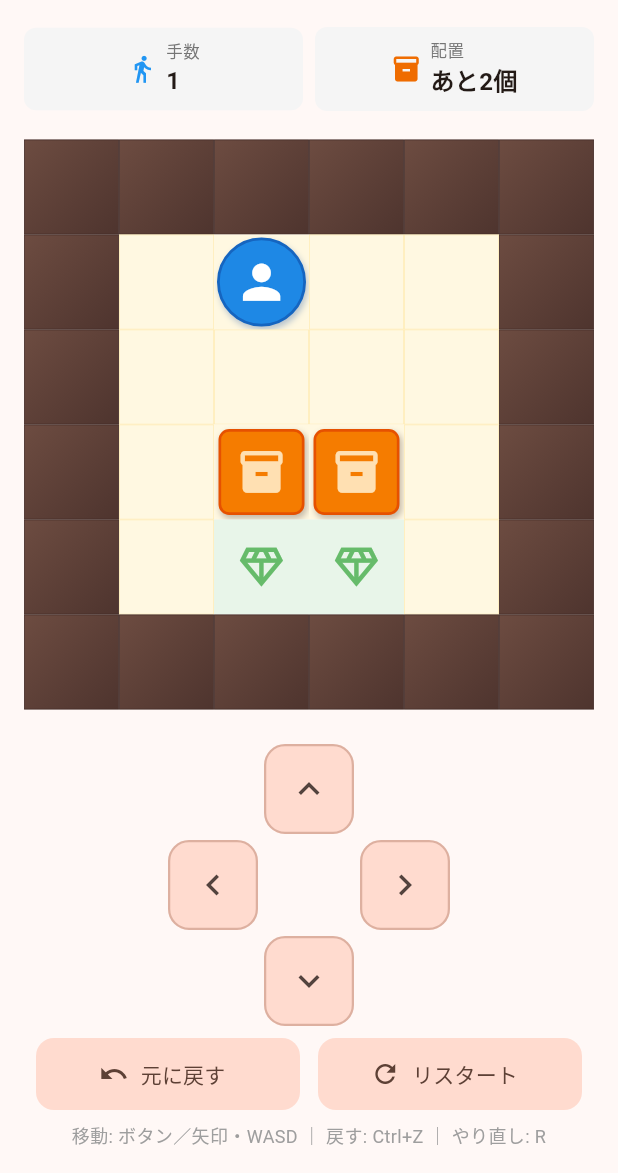
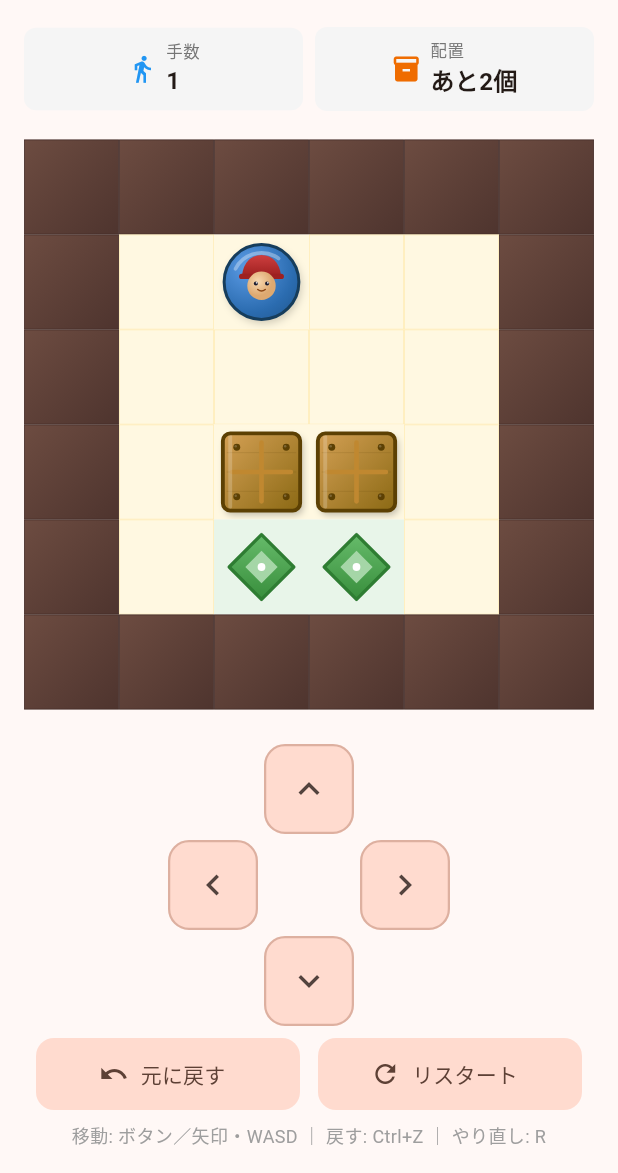
Before and after one commit to mozuq-lab/sokoban-app, a Flutter app: the screen it shows after launch, after a tap on the "keyboard arrow up" icon, on a phone screen of 412 x 824 dp, the part 63-1236 px from its top. Run offline on Flutter 3.47's test engine with Material 3 defaults, Android fonts, the phone set to English and light mode, and no system bars.

Commit message:
feat: プレイヤー・箱・ゴールをCustomPainterで描画し仮アイコン感を解消する (#32)
Material Iconsに依存していたプレイヤー（Icons.person）、箱（Icons.inventory_2）、
ゴール（Icons.diamond_outlined）をCustomPainterベースの描画に置き換え、
プレースホルダーアイコンの印象を解消した。

- プレイヤー: グラデーション付き円形トークンに帽子・顔を描画
- 箱: 木目風グラデーション、十字板張り、四隅の鋲、ベベルハイライト
- ゴール上の箱: 緑色テーマ + チェック印
- ゴール: 同心ひし形ターゲットマーカー
- テスト: find.byType(PlayerWidget/BoxWidget)に移行し全97件パス

Co-authored-by: Claude Opus 4.6 (1M context) <noreply@anthropic.com>

```diff
--- /dev/null
+++ b/lib/features/game/presentation/game_painters.dart
@@ -0,0 +1,407 @@
+import 'dart:math' as math;
+
+import 'package:flutter/material.dart';
+
+/// 盤面上のプレイヤーを描画するウィジェット。
+///
+/// テスト等で `find.byType(PlayerWidget)` として検索可能。
+class PlayerWidget extends StatelessWidget {
+  const PlayerWidget({super.key});
+
+  @override
+  Widget build(BuildContext context) {
+    return CustomPaint(painter: const _PlayerPainter());
+  }
+}
+
+/// 盤面上の箱を描画するウィジェット。
+///
+/// [onGoal] が true のときはゴール配置済みの見た目になる。
+/// テスト等で `find.byType(BoxWidget)` として検索可能。
+class BoxWidget extends StatelessWidget {
+  const BoxWidget({super.key, this.onGoal = false});
+
+  final bool onGoal;
+
+  @override
+  Widget build(BuildContext context) {
+    return CustomPaint(painter: _CratePainter(onGoal: onGoal));
+  }
+}
+
+/// 盤面上のゴールマーカーを描画するウィジェット。
+class GoalMarkerWidget extends StatelessWidget {
+  const GoalMarkerWidget({super.key});
+
+  @override
+  Widget build(BuildContext context) {
+    return CustomPaint(painter: const _GoalMarkerPainter());
+  }
+}
+
+// ---------------------------------------------------------------------------
+// Painters
+// ---------------------------------------------------------------------------
+
+/// プレイヤー（倉庫番の作業員）を描画する。
+///
+/// 円形のゲームトークン風。上部にハイライト、中央に顔を描く。
+class _PlayerPainter extends CustomPainter {
+  const _PlayerPainter();
+
+  @override
+  void paint(Canvas canvas, Size size) {
+    final w = size.width;
+    final h = size.height;
+    final cx = w / 2;
+    final cy = h / 2;
+    final r = math.min(w, h) * 0.42;
+
+    // --- 影 ---
+    canvas.drawCircle(
+      Offset(cx + r * 0.06, cy + r * 0.10),
+      r,
+      Paint()
+        ..color = const Color(0x33000000)
+        ..maskFilter = const MaskFilter.blur(BlurStyle.normal, 3),
+    );
+
+    // --- 本体（グラデーション円） ---
+    final bodyRect = Rect.fromCircle(center: Offset(cx, cy), radius: r);
+    canvas.drawCircle(
+      Offset(cx, cy),
+      r,
+      Paint()
+        ..shader = RadialGradient(
+          center: const Alignment(-0.35, -0.40),
+          radius: 1.1,
+          colors: [
+            const Color(0xFF5C9CE6), // 明るい青
+            const Color(0xFF2B6CB0), // 中間
+            const Color(0xFF1A4D80), // 暗い青
+          ],
+          stops: const [0.0, 0.55, 1.0],
+        ).createShader(bodyRect),
+    );
+
+    // --- 外枠 ---
+    canvas.drawCircle(
+      Offset(cx, cy),
+      r,
+      Paint()
+        ..style = PaintingStyle.stroke
+        ..strokeWidth = r * 0.08
+        ..color = const Color(0xFF163D5C),
+    );
+
+    // --- ハイライト弧 ---
+    final highlightPaint = Paint()
+      ..style = PaintingStyle.stroke
+      ..strokeWidth = r * 0.10
+      ..strokeCap = StrokeCap.round
+      ..color = const Color(0x55FFFFFF);
+    canvas.drawArc(
+      Rect.fromCircle(center: Offset(cx, cy), radius: r * 0.78),
+      -math.pi * 0.85,
+      math.pi * 0.55,
+      false,
+      highlightPaint,
+    );
+
+    // --- 帽子 ---
+    final capColor = const Color(0xFFD04040);
+    final capDark = const Color(0xFF9E2020);
+    // 帽子の本体
+    final capPath = Path()
+      ..moveTo(cx - r * 0.52, cy - r * 0.18)
+      ..quadraticBezierTo(cx - r * 0.45, cy - r * 0.70, cx, cy - r * 0.72)
+      ..quadraticBezierTo(cx + r * 0.45, cy - r * 0.70, cx + r * 0.52, cy - r * 0.18)
+      ..close();
+    canvas.drawPath(
+      capPath,
+      Paint()
+        ..shader = LinearGradient(
+          begin: Alignment.topCenter,
+          end: Alignment.bottomCenter,
+          colors: [capColor, capDark],
+        ).createShader(Rect.fromLTWH(cx - r * 0.5, cy - r * 0.75, r, r * 0.6)),
+    );
+    // つば
+    canvas.drawRRect(
+      RRect.fromRectAndRadius(
+        Rect.fromCenter(center: Offset(cx, cy - r * 0.15), width: r * 1.2, height: r * 0.14),
+        Radius.circular(r * 0.07),
+      ),
+      Paint()..color = capDark,
+    );
+
+    // --- 顔 ---
+    // 肌色ベース
+    canvas.drawCircle(
+      Offset(cx, cy + r * 0.10),
+      r * 0.38,
+      Paint()
+        ..shader = RadialGradient(
+          center: const Alignment(-0.25, -0.3),
+          colors: [
+            const Color(0xFFF8D8B0), // ハイライト肌色
+            const Color(0xFFDEA970), // 肌色
+          ],
+        ).createShader(
+          Rect.fromCircle(center: Offset(cx, cy + r * 0.10), radius: r * 0.38),
+        ),
+    );
+
+    // 目
+    final eyePaint = Paint()..color = const Color(0xFF1A1A2E);
+    canvas.drawCircle(Offset(cx - r * 0.15, cy + r * 0.04), r * 0.055, eyePaint);
+    canvas.drawCircle(Offset(cx + r * 0.15, cy + r * 0.04), r * 0.055, eyePaint);
+
+    // 目のハイライト
+    final eyeHighlight = Paint()..color = const Color(0xCCFFFFFF);
+    canvas.drawCircle(Offset(cx - r * 0.13, cy + r * 0.02), r * 0.025, eyeHighlight);
+    canvas.drawCircle(Offset(cx + r * 0.17, cy + r * 0.02), r * 0.025, eyeHighlight);
+
+    // 口（小さなカーブ）
+    final mouthPath = Path()
+      ..moveTo(cx - r * 0.10, cy + r * 0.20)
+      ..quadraticBezierTo(cx, cy + r * 0.28, cx + r * 0.10, cy + r * 0.20);
+    canvas.drawPath(
+      mouthPath,
+      Paint()
+        ..style = PaintingStyle.stroke
+        ..strokeWidth = r * 0.04
+        ..strokeCap = StrokeCap.round
+        ..color = const Color(0xFF8B4513),
+    );
+  }
+
+  @override
+  bool shouldRepaint(covariant CustomPainter oldDelegate) => false;
+}
+
+/// 木箱を描画する。[onGoal] で配置済みの見た目に変わる。
+class _CratePainter extends CustomPainter {
+  const _CratePainter({this.onGoal = false});
+
+  final bool onGoal;
+
+  @override
+  void paint(Canvas canvas, Size size) {
+    final w = size.width;
+    final h = size.height;
+    final inset = math.min(w, h) * 0.08;
+    final rect = Rect.fromLTWH(inset, inset, w - inset * 2, h - inset * 2);
+    final rr = RRect.fromRectAndRadius(rect, Radius.circular(w * 0.08));
+    final innerW = rect.width;
+    final innerH = rect.height;
+
+    // 色テーマ
+    final Color topLeft;
+    final Color bottomRight;
+    final Color borderColor;
+    final Color plankColor;
+    final Color highlightColor;
+
+    if (onGoal) {
+      topLeft = const Color(0xFF5DAA68);
+      bottomRight = const Color(0xFF2E7D32);
+      borderColor = const Color(0xFF1B5E20);
+      plankColor = const Color(0xFF4CAF50);
+      highlightColor = const Color(0x44FFFFFF);
+    } else {
+      topLeft = const Color(0xFFD4A054);
+      bottomRight = const Color(0xFF8B6914);
+      borderColor = const Color(0xFF5C4003);
+      plankColor = const Color(0xFFC08830);
+      highlightColor = const Color(0x33FFFFFF);
+    }
+
+    // --- 影 ---
+    canvas.drawRRect(
+      rr.shift(const Offset(1.5, 2.5)),
+      Paint()
+        ..color = const Color(0x40000000)
+        ..maskFilter = const MaskFilter.blur(BlurStyle.normal, 2.5),
+    );
+
+    // --- 本体（グラデーション） ---
+    canvas.drawRRect(
+      rr,
+      Paint()
+        ..shader = LinearGradient(
+          begin: Alignment.topLeft,
+          end: Alignment.bottomRight,
+          colors: [topLeft, bottomRight],
+        ).createShader(rect),
+    );
+
+    // --- 木目の横線 ---
+    final grainPaint = Paint()
+      ..style = PaintingStyle.stroke
+      ..strokeWidth = 0.5
+      ..color = borderColor.withValues(alpha: 0.2);
+    for (var i = 1; i <= 3; i++) {
+      final y = rect.top + innerH * (i / 4.0);
+      canvas.drawLine(
+        Offset(rect.left + innerW * 0.05, y),
+        Offset(rect.right - innerW * 0.05, y),
+        grainPaint,
+      );
+    }
+
+    // --- 十字の板張り ---
+    final plankPaint = Paint()
+      ..style = PaintingStyle.stroke
+      ..strokeWidth = innerW * 0.06
+      ..strokeCap = StrokeCap.round
+      ..color = plankColor;
+
+    // 横板
+    canvas.drawLine(
+      Offset(rect.left + innerW * 0.12, rect.top + innerH * 0.50),
+      Offset(rect.right - innerW * 0.12, rect.top + innerH * 0.50),
+      plankPaint,
+    );
+    // 縦板
+    canvas.drawLine(
+      Offset(rect.left + innerW * 0.50, rect.top + innerH * 0.12),
+      Offset(rect.left + innerW * 0.50, rect.bottom - innerH * 0.12),
+      plankPaint,
+    );
+
+    // --- ベベルハイライト（上・左辺） ---
+    final bevelPath = Path()
+      ..moveTo(rect.left + w * 0.08, rect.bottom - innerH * 0.05)
+      ..lineTo(rect.left + w * 0.08, rect.top + innerH * 0.05)
+      ..quadraticBezierTo(rect.left + w * 0.08, rect.top, rect.left + innerW * 0.08, rect.top)
+      ..lineTo(rect.right - innerW * 0.05, rect.top);
+    canvas.drawPath(
+      bevelPath,
+      Paint()
+        ..style = PaintingStyle.stroke
+        ..strokeWidth = innerW * 0.05
+        ..strokeCap = StrokeCap.round
+        ..color = highlightColor,
+    );
+
+    // --- 外枠 ---
+    canvas.drawRRect(
+      rr,
+      Paint()
+        ..style = PaintingStyle.stroke
+        ..strokeWidth = innerW * 0.05
+        ..color = borderColor,
+    );
+
+    // --- 四隅の鋲 ---
+    final nailPaint = Paint()..color = borderColor;
+    final nailHighlight = Paint()..color = highlightColor;
+    final nailR = innerW * 0.045;
+    final nailPositions = [
+      Offset(rect.left + innerW * 0.18, rect.top + innerH * 0.18),
+      Offset(rect.right - innerW * 0.18, rect.top + innerH * 0.18),
+      Offset(rect.left + innerW * 0.18, rect.bottom - innerH * 0.18),
+      Offset(rect.right - innerW * 0.18, rect.bottom - innerH * 0.18),
+    ];
+    for (final pos in nailPositions) {
+      canvas.drawCircle(pos, nailR, nailPaint);
+      canvas.drawCircle(Offset(pos.dx - nailR * 0.3, pos.dy - nailR * 0.3), nailR * 0.35, nailHighlight);
+    }
+
+    // --- ゴール配置時のチェック印 ---
+    if (onGoal) {
+      final checkPaint = Paint()
+        ..style = PaintingStyle.stroke
+        ..strokeWidth = innerW * 0.10
+        ..strokeCap = StrokeCap.round
+        ..strokeJoin = StrokeJoin.round
+        ..color = const Color(0xDDFFFFFF);
+      final checkPath = Path()
+        ..moveTo(rect.left + innerW * 0.28, rect.top + innerH * 0.52)
+        ..lineTo(rect.left + innerW * 0.44, rect.top + innerH * 0.68)
+        ..lineTo(rect.left + innerW * 0.72, rect.top + innerH * 0.32);
+      canvas.drawPath(checkPath, checkPaint);
+    }
+  }
+
+  @override
+  bool shouldRepaint(covariant _CratePainter oldDelegate) =>
+      onGoal != oldDelegate.onGoal;
+}
+
+/// ゴールマーカー（床に描かれたひし形ターゲット）を描画する。
+class _GoalMarkerPainter extends CustomPainter {
+  const _GoalMarkerPainter();
+
+  @override
+  void paint(Canvas canvas, Size size) {
+    final w = size.width;
+    final h = size.height;
+    final cx = w / 2;
+    final cy = h / 2;
+    final r = math.min(w, h) * 0.34;
+
+    // 外側のひし形（薄い影）
+    _drawDiamond(canvas, cx, cy, r * 1.08, Paint()..color = const Color(0x18000000));
+
+    // 外側のひし形
+    _drawDiamond(
+      canvas,
+      cx,
+      cy,
+      r,
+      Paint()
+        ..shader = LinearGradient(
+          begin: Alignment.topCenter,
+          end: Alignment.bottomCenter,
+          colors: [
+            const Color(0xFF66BB6A),
+            const Color(0xFF388E3C),
+          ],
+        ).createShader(Rect.fromCenter(center: Offset(cx, cy), width: r * 2, height: r * 2)),
+    );
+
+    // 外枠
+    _drawDiamond(
+      canvas,
+      cx,
+      cy,
+      r,
+      Paint()
+        ..style = PaintingStyle.stroke
+        ..strokeWidth = r * 0.10
+        ..strokeJoin = StrokeJoin.round
+        ..color = const Color(0xFF2E7D32),
+    );
+
+    // 内側のひし形
+    _drawDiamond(
+      canvas,
+      cx,
+      cy,
+      r * 0.50,
+      Paint()..color = const Color(0xFFA5D6A7),
+    );
+
+    // 中心の点
+    canvas.drawCircle(
+      Offset(cx, cy),
+      r * 0.12,
+      Paint()..color = const Color(0xFFFFFFFF),
+    );
+  }
+
+  void _drawDiamond(Canvas canvas, double cx, double cy, double r, Paint paint) {
+    final path = Path()
+      ..moveTo(cx, cy - r)
+      ..lineTo(cx + r, cy)
+      ..lineTo(cx, cy + r)
+      ..lineTo(cx - r, cy)
+      ..close();
+    canvas.drawPath(path, paint);
+  }
+
+  @override
+  bool shouldRepaint(covariant CustomPainter oldDelegate) => false;
+}
--- a/lib/features/game/presentation/home_screen.dart
+++ b/lib/features/game/presentation/home_screen.dart
@@ -6,6 +6,7 @@ import 'package:flutter/services.dart';
 
 import '../domain/direction.dart';
 import '../domain/game_state.dart';
+import 'game_painters.dart';
 
 /// 固定 1 ステージの倉庫番プレイ画面。
 class HomeScreen extends StatefulWidget {
@@ -490,13 +491,12 @@ class _CellWidget extends StatelessWidget {
     if (isWall) {
       return Container(
         decoration: BoxDecoration(
-          color: Colors.brown.shade700,
-          border: Border.all(color: Colors.brown.shade900, width: 0.5),
           gradient: LinearGradient(
             begin: Alignment.topLeft,
             end: Alignment.bottomRight,
             colors: [Colors.brown.shade600, Colors.brown.shade800],
           ),
+          border: Border.all(color: Colors.brown.shade900, width: 0.5),
         ),
       );
     }
@@ -508,17 +508,16 @@ class _CellWidget extends StatelessWidget {
     if (isPlayer && isGoal) {
       return Container(
         color: goalBgColor,
-        padding: const EdgeInsets.all(2),
         child: Stack(
-          alignment: Alignment.center,
           children: [
-            // ゴールマーカー（背景）
-            FittedBox(
-              child: Icon(Icons.diamond_outlined, color: Colors.green.shade200),
+            const Positioned.fill(
+              child: GoalMarkerWidget(),
             ),
-            // プレイヤー
-            FittedBox(
-              child: _buildPlayerIcon(),
+            const Positioned.fill(
+              child: Padding(
+                padding: EdgeInsets.all(2),
+                child: PlayerWidget(),
+              ),
             ),
           ],
         ),
@@ -530,9 +529,7 @@ class _CellWidget extends StatelessWidget {
       return Container(
         color: floorColor,
         padding: const EdgeInsets.all(2),
-        child: FittedBox(
-          child: _buildPlayerIcon(),
-        ),
+        child: const PlayerWidget(),
       );
     }
 
@@ -540,26 +537,8 @@ class _CellWidget extends StatelessWidget {
     if (isBox && isGoal) {
       return Container(
         color: goalBgColor,
-        padding: const EdgeInsets.all(3),
-        child: FittedBox(
-          child: Container(
-            width: 48,
-            height: 48,
-            decoration: BoxDecoration(
-              color: Colors.green.shade600,
-              borderRadius: BorderRadius.circular(6),
-              border: Border.all(color: Colors.green.shade800, width: 1.5),
-              boxShadow: [
-                BoxShadow(
-                  color: Colors.green.shade900.withValues(alpha: 0.3),
-                  offset: const Offset(1, 2),
-                  blurRadius: 2,
-                ),
-              ],
-            ),
-            child: const Icon(Icons.check, color: Colors.white, size: 30),
-          ),
-        ),
+        padding: const EdgeInsets.all(1),
+        child: const BoxWidget(onGoal: true),
       );
     }
 
@@ -567,26 +546,8 @@ class _CellWidget extends StatelessWidget {
     if (isBox) {
       return Container(
         color: floorColor,
-        padding: const EdgeInsets.all(3),
-        child: FittedBox(
-          child: Container(
-            width: 48,
-            height: 48,
-            decoration: BoxDecoration(
-              color: Colors.orange.shade700,
-              borderRadius: BorderRadius.circular(6),
-              border: Border.all(color: Colors.orange.shade900, width: 1.5),
-              boxShadow: [
-                BoxShadow(
-                  color: Colors.brown.shade900.withValues(alpha: 0.3),
-                  offset: const Offset(1, 2),
-                  blurRadius: 2,
-                ),
-              ],
-            ),
-            child: Icon(Icons.inventory_2, color: Colors.orange.shade100, size: 28),
-          ),
-        ),
+        padding: const EdgeInsets.all(1),
+        child: const BoxWidget(),
       );
     }
 
@@ -594,12 +555,7 @@ class _CellWidget extends StatelessWidget {
     if (isGoal) {
       return Container(
         color: goalBgColor,
-        child: FittedBox(
-          child: Padding(
-            padding: const EdgeInsets.all(10),
-            child: Icon(Icons.diamond_outlined, color: Colors.green.shade400),
-          ),
-        ),
+        child: const GoalMarkerWidget(),
       );
     }
 
@@ -609,27 +565,6 @@ class _CellWidget extends StatelessWidget {
         color: floorColor,
         border: Border.all(color: Colors.amber.shade100, width: 0.5),
       ),
-    );
-  }
-
-  /// プレイヤーアイコンを構築する。
-  static Widget _buildPlayerIcon() {
-    return Container(
-      width: 48,
-      height: 48,
-      decoration: BoxDecoration(
-        color: Colors.blue.shade600,
-        shape: BoxShape.circle,
-        border: Border.all(color: Colors.blue.shade800, width: 1.5),
-        boxShadow: [
-          BoxShadow(
-            color: Colors.blue.shade900.withValues(alpha: 0.3),
-            offset: const Offset(1, 2),
-            blurRadius: 2,
-          ),
-        ],
-      ),
-      child: const Icon(Icons.person, color: Colors.white, size: 30),
     );
   }
 }
```
Also changed, not shown: 1 other file.
